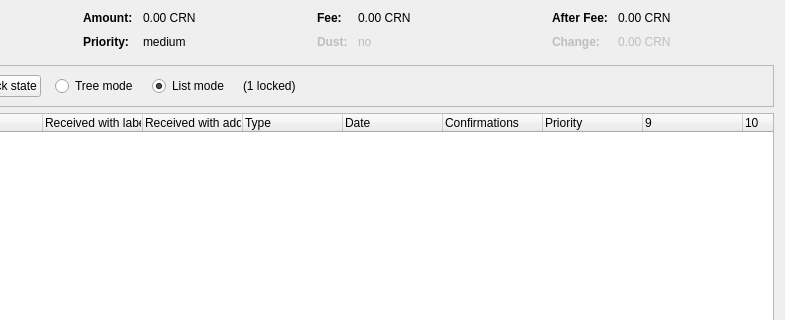
Old version of the form src/qt/forms/coincontroldialog.ui in the repository KieranBry/Makeator; both pictures show x 169 to 954 and y 0 to 320 of the 954 by 500 pixel window.
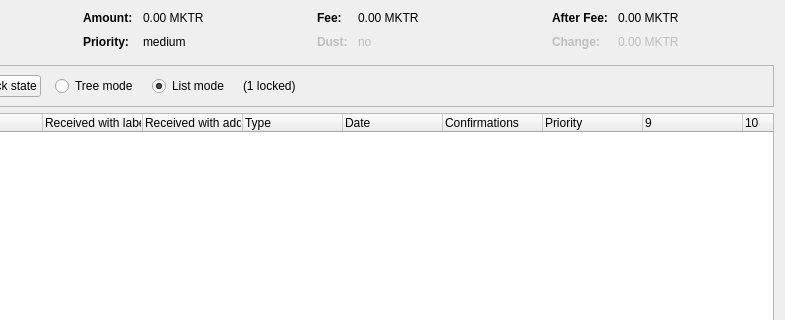
New version of the form. Custom widgets are drawn as their Qt base class.

The edit to the form file:
```diff
--- a/src/qt/forms/coincontroldialog.ui
+++ b/src/qt/forms/coincontroldialog.ui
@@ -132,7 +132,7 @@
           <enum>Qt::ActionsContextMenu</enum>
          </property>
          <property name="text">
-          <string notr="true">0.00 CRN</string>
+          <string notr="true">0.00 MKTR</string>
          </property>
          <property name="textInteractionFlags">
           <set>Qt::LinksAccessibleByMouse|Qt::TextSelectableByKeyboard|Qt::TextSelectableByMouse</set>
@@ -206,7 +206,7 @@
           <enum>Qt::ActionsContextMenu</enum>
          </property>
          <property name="text">
-          <string notr="true">0.00 CRN</string>
+          <string notr="true">0.00 MKTR</string>
          </property>
          <property name="textInteractionFlags">
           <set>Qt::LinksAccessibleByMouse|Qt::TextSelectableByKeyboard|Qt::TextSelectableByMouse</set>
@@ -286,7 +286,7 @@
           <enum>Qt::ActionsContextMenu</enum>
          </property>
          <property name="text">
-          <string notr="true">0.00 CRN</string>
+          <string notr="true">0.00 MKTR</string>
          </property>
          <property name="textInteractionFlags">
           <set>Qt::LinksAccessibleByMouse|Qt::TextSelectableByKeyboard|Qt::TextSelectableByMouse</set>
@@ -321,7 +321,7 @@
           <enum>Qt::ActionsContextMenu</enum>
          </property>
          <property name="text">
-          <string notr="true">0.00 CRN</string>
+          <string notr="true">0.00 MKTR</string>
          </property>
          <property name="textInteractionFlags">
           <set>Qt::LinksAccessibleByMouse|Qt::TextSelectableByKeyboard|Qt::TextSelectableByMouse</set>
```
